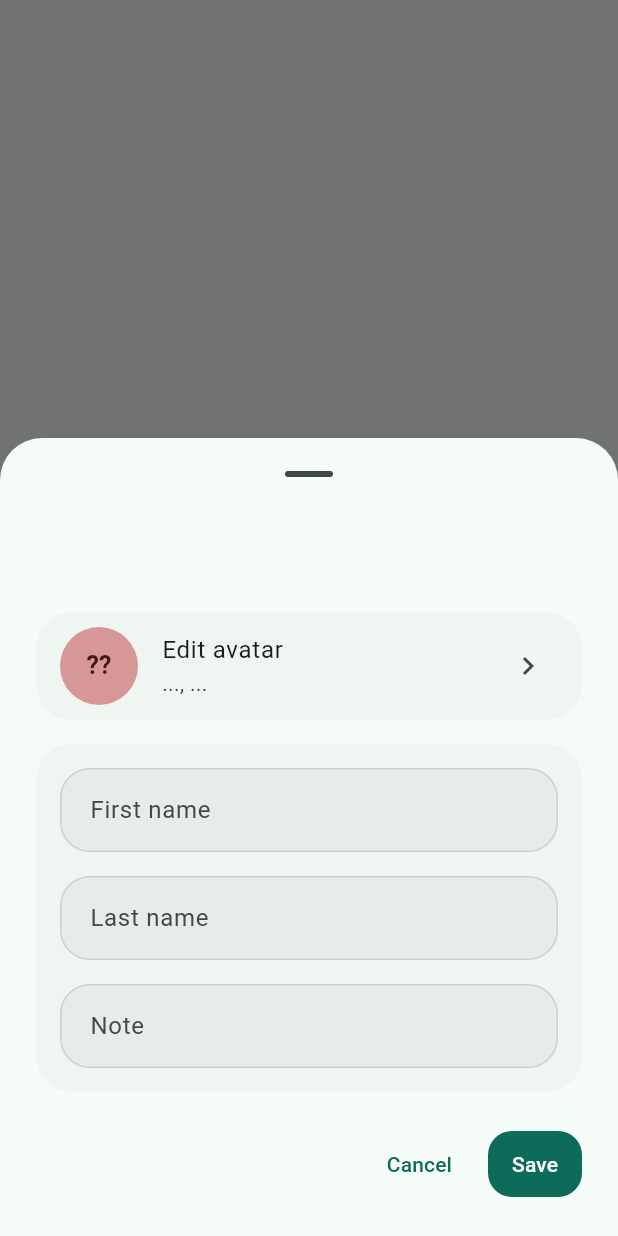
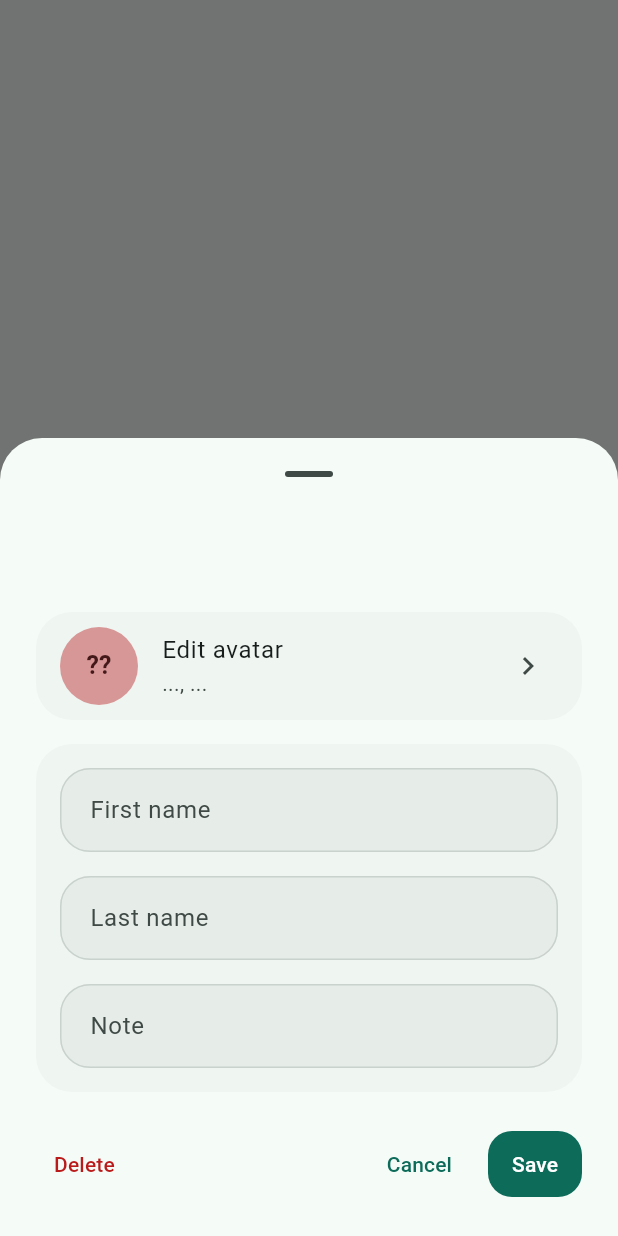
Before and after one commit to openpatch/classi, a Flutter app: what showStudentFormSheet() shows on an empty page, opened directly with empty values, on a phone screen of 412 x 824 dp. Run offline on Flutter 3.47's test engine with Material 3 defaults, Android fonts, the phone set to English and light mode, and no system bars; our stand-ins replace drift, easy_localization, file_picker, fl_chart, flutter_riverpod, flutter_secure_storage and 6 more; missing offline and left inert: avatar_maker, cryptography; accounts and stored records are empty; generated files the repository leaves out were written again.

Commit message:
feat: add delete button to student edit sheet with confirmation dialog
Adds a delete button to the student form sheet when opened in edit mode.
The button shows a confirmation dialog warning that all student data will
be permanently deleted. After confirmation, the student is deleted and
the user is navigated back to the group screen.

Closes #<issue>

Agent-Logs-Url: https://github.com/openpatch/classi/sessions/fc1a1fa8-cc68-4a22-9d2e-9d70f23df486

Co-authored-by: mikebarkmin <2592379+mikebarkmin@users.noreply.github.com>

```diff
--- a/assets/translations/de.json
+++ b/assets/translations/de.json
@@ -69,6 +69,7 @@
   "confirm_archive_group_body": "Die Gruppe verschwindet aus der aktiven Liste, alle Daten bleiben erhalten.",
   "confirm_delete": "{name} löschen?",
   "confirm_delete_group_body": "Schüler:innen, Noten, Listen und verknüpfte Notizen dieser Gruppe werden gelöscht.",
+  "confirm_delete_student_body": "Alle Noten, Anwesenheiten, Materialien, Hausaufgaben, Notizen und Listeneinträge dieser Schüler:in werden gelöscht.",
   "confirm_passphrase": "Passphrase bestätigen",
   "create_database": "Bibliothek erstellen",
   "create_another_database": "Weitere Bibliothek erstellen",
--- a/assets/translations/en.json
+++ b/assets/translations/en.json
@@ -69,6 +69,7 @@
   "confirm_archive_group_body": "The group will leave the active list, but its data stays available.",
   "confirm_delete": "Delete {name}?",
   "confirm_delete_group_body": "Students, grades, lists, and linked notes in this group will be deleted.",
+  "confirm_delete_student_body": "All grades, attendance, material, homework, notes, and list entries for this student will be deleted.",
   "confirm_passphrase": "Confirm passphrase",
   "create_database": "Create library",
   "create_another_database": "Create another library",
--- a/lib/features/students/student_form.dart
+++ b/lib/features/students/student_form.dart
@@ -3,6 +3,7 @@ import 'package:flutter/material.dart';
 
 import '../../core/database/app_database.dart';
 import '../../shared/utils/formatting.dart';
+import '../../shared/widgets/confirm_dialog.dart';
 import '../../shared/widgets/student_avatar.dart';
 import '../avatar/avatar_editor_sheet.dart';
 import 'student_draft.dart';
@@ -16,6 +17,7 @@ Future<StudentFormResult?> showStudentFormSheet({
   String? initialOriginNote,
   String? initialAvatarJson,
   String? title,
+  Future<void> Function()? onDelete,
 }) {
   return showModalBottomSheet<StudentFormResult>(
     context: context,
@@ -28,6 +30,7 @@ Future<StudentFormResult?> showStudentFormSheet({
       initialOriginNote: initialOriginNote,
       initialAvatarJson: initialAvatarJson,
       title: title,
+      onDelete: onDelete,
     ),
   );
 }
@@ -39,6 +42,7 @@ class _StudentFormSheet extends StatefulWidget {
     this.initialOriginNote,
     this.initialAvatarJson,
     this.title,
+    this.onDelete,
   });
 
   final String? initialFirstName;
@@ -46,6 +50,7 @@ class _StudentFormSheet extends StatefulWidget {
   final String? initialOriginNote;
   final String? initialAvatarJson;
   final String? title;
+  final Future<void> Function()? onDelete;
 
   @override
   State<_StudentFormSheet> createState() => _StudentFormSheetState();
@@ -161,8 +166,18 @@ class _StudentFormSheetState extends State<_StudentFormSheet> {
               ),
               const SizedBox(height: 24),
               Row(
-                mainAxisAlignment: MainAxisAlignment.end,
                 children: [
+                  if (widget.onDelete != null) ...[
+                    TextButton(
+                      onPressed: _delete,
+                      style: TextButton.styleFrom(
+                        foregroundColor:
+                            Theme.of(context).colorScheme.error,
+                      ),
+                      child: Text('delete'.tr()),
+                    ),
+                  ],
+                  const Spacer(),
                   TextButton(
                     onPressed: () => Navigator.of(context).pop(),
                     child: Text('cancel'.tr()),
@@ -218,4 +233,24 @@ class _StudentFormSheetState extends State<_StudentFormSheet> {
       avatarJson: _avatarJson,
     ));
   }
+
+  Future<void> _delete() async {
+    final confirmed = await showConfirmDialog(
+      context: context,
+      title: 'confirm_delete'.tr(
+        namedArgs: {
+          'name': studentDisplayName(
+            firstName: _firstNameController.text.trim(),
+            lastName: _lastNameController.text.trim(),
+          ),
+        },
+      ),
+      body: 'confirm_delete_student_body'.tr(),
+    );
+    if (!confirmed || !mounted) {
+      return;
+    }
+    Navigator.of(context).pop();
+    await widget.onDelete!();
+  }
 }
```
Also changed, not shown: lib/features/students/student_detail_screen.dart (+12 -0 lines).
